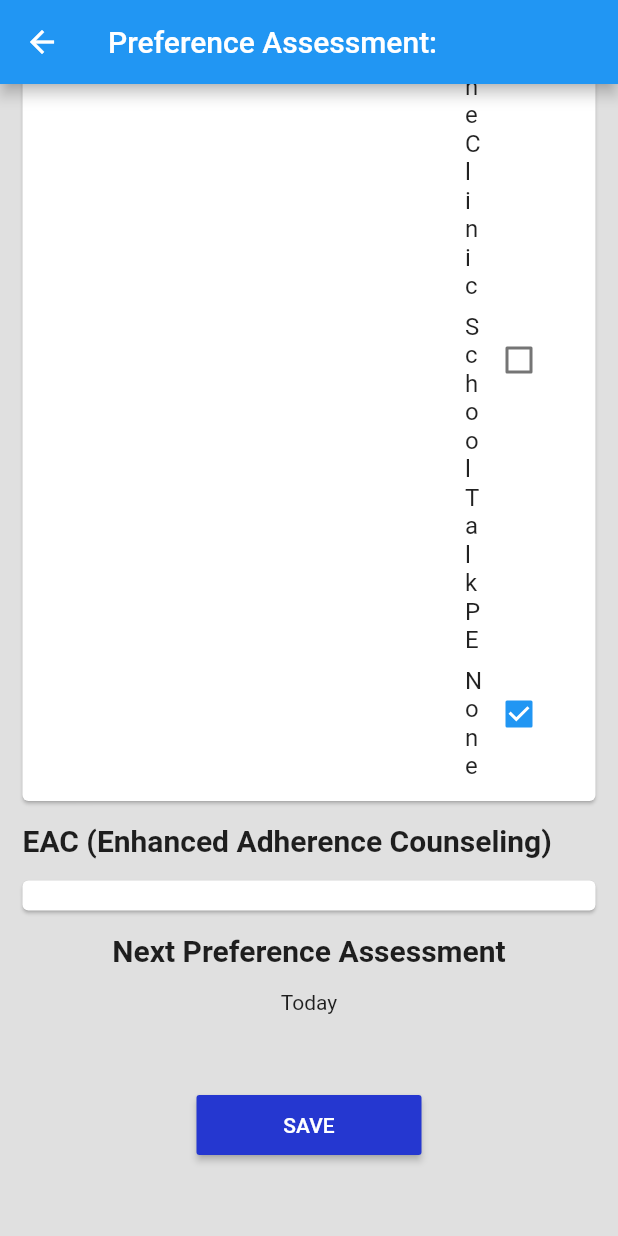
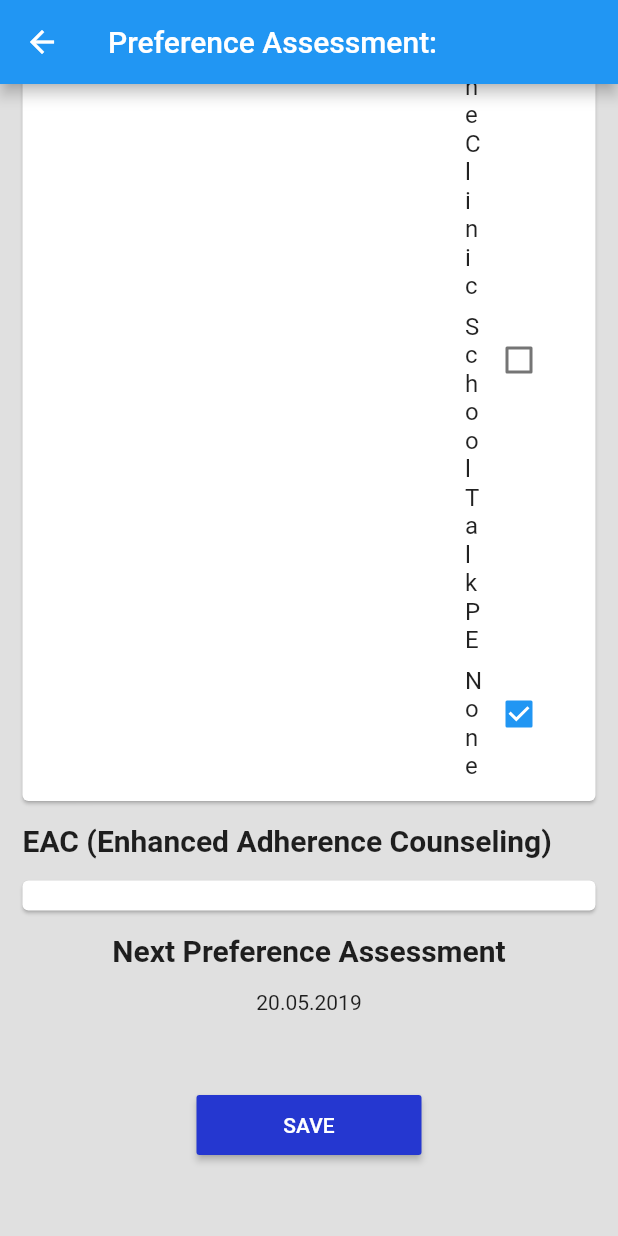
Before and after one commit to chrisly-bear/PEBRApp, a Flutter app: the PreferenceAssessmentScreen screen opened directly with empty values, scrolled down 1927 dp, on a phone screen of 412 x 824 dp. Run offline on Flutter 3.47's test engine with Material 2 defaults, Android fonts, the phone set to English and light mode, and no system bars; our stand-ins replace flushbar, sqflite; accounts and stored records are empty.

Commit message:
Display due date of the next preference assessment on the preference assessment screen.

```diff
--- a/lib/screens/PreferenceAssessmentScreen.dart
+++ b/lib/screens/PreferenceAssessmentScreen.dart
@@ -64,7 +64,7 @@ class _PreferenceAssessmentFormState extends State<PreferenceAssessmentForm> {
         _buildEACCard(),
 
         Center(child: _buildTitle('Next Preference Assessment')),
-        Center(child: Text('Today')),
+        Center(child: Text(formatDate(calculateNextAssessment(DateTime.now())))),
         Container(height: 50), // padding at bottom
         Row(mainAxisAlignment: MainAxisAlignment.center, children: [
           SizedButton(
```
